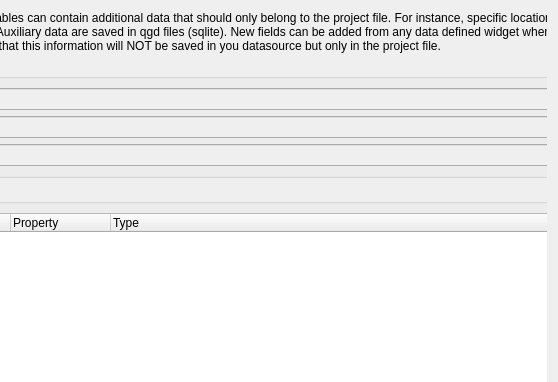
The window that src/ui/qgsvectorlayerpropertiesbase.ui (qgis/QGIS) describes before a commit, drawn with Qt 5; both pictures show x 267 to 825 and y 0 to 382 of the 825 by 588 pixel window.
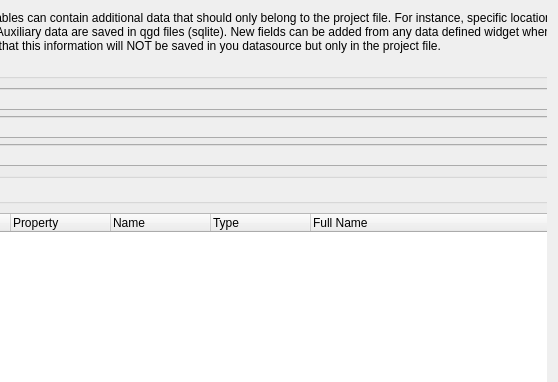
The same window after the commit. The open tabs and pages were chosen to show the change. Icons and pictures are not drawn. Custom widgets are drawn as their Qt base class.

```diff
--- a/src/ui/qgsvectorlayerpropertiesbase.ui
+++ b/src/ui/qgsvectorlayerpropertiesbase.ui
@@ -2191,11 +2191,21 @@
                    <string>Property</string>
                   </property>
                  </column>
+                 <column>
+                  <property name="text">
+                   <string>Name</string>
+                  </property>
+                 </column>
                  <column>
                   <property name="text">
                    <string>Type</string>
                   </property>
                  </column>
+                 <column>
+                  <property name="text">
+                   <string>Full Name</string>
+                  </property>
+                 </column>
                 </widget>
                </item>
               </layout>
```
